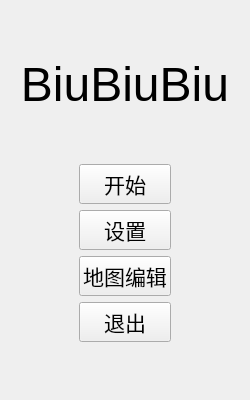
Before: the Qt Designer form src/screen/start_screen.ui in suifengwudong/Game2DShooting, drawn with Qt 5.
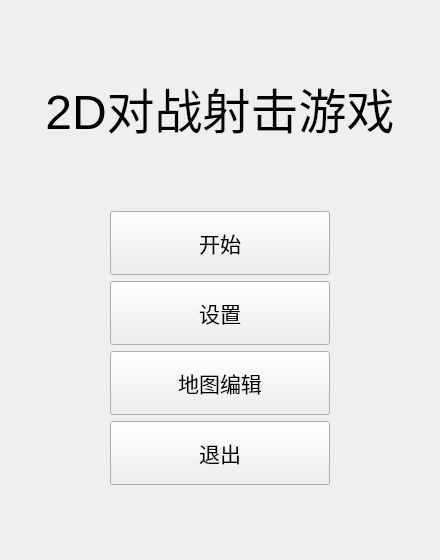
After: the same form once the commit is applied.

Patch:
```diff
--- a/src/screen/start_screen.ui
+++ b/src/screen/start_screen.ui
@@ -6,8 +6,8 @@
    <rect>
     <x>0</x>
     <y>0</y>
-    <width>250</width>
-    <height>400</height>
+    <width>440</width>
+    <height>560</height>
    </rect>
   </property>
   <property name="windowTitle">
@@ -28,7 +28,7 @@
       </font>
      </property>
      <property name="text">
-      <string>BiuBiuBiu</string>
+      <string>2D对战射击游戏</string>
      </property>
      <property name="alignment">
       <set>Qt::AlignCenter</set>
@@ -54,6 +54,12 @@
       <layout class="QVBoxLayout" name="verticalLayout">
        <item>
         <widget class="QPushButton" name="startButton">
+         <property name="minimumSize">
+          <size>
+           <width>220</width>
+           <height>64</height>
+          </size>
+         </property>
          <property name="font">
           <font>
            <pointsize>16</pointsize>
@@ -66,6 +72,12 @@
        </item>
        <item>
         <widget class="QPushButton" name="settingsButton">
+         <property name="minimumSize">
+          <size>
+           <width>220</width>
+           <height>64</height>
+          </size>
+         </property>
          <property name="font">
           <font>
            <pointsize>16</pointsize>
@@ -78,6 +90,12 @@
        </item>
        <item>
         <widget class="QPushButton" name="mapEditorButton">
+         <property name="minimumSize">
+          <size>
+           <width>220</width>
+           <height>64</height>
+          </size>
+         </property>
          <property name="font">
           <font>
            <pointsize>16</pointsize>
@@ -90,6 +108,18 @@
        </item>
        <item>
         <widget class="QPushButton" name="exitButton">
+         <property name="sizePolicy">
+          <sizepolicy hsizetype="Minimum" vsizetype="Fixed">
+           <horstretch>0</horstretch>
+           <verstretch>0</verstretch>
+          </sizepolicy>
+         </property>
+         <property name="minimumSize">
+          <size>
+           <width>220</width>
+           <height>64</height>
+          </size>
+         </property>
          <property name="font">
           <font>
            <pointsize>16</pointsize>
```
